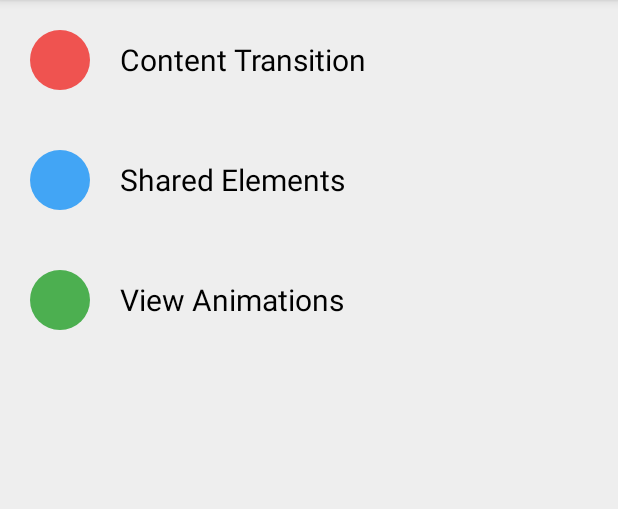
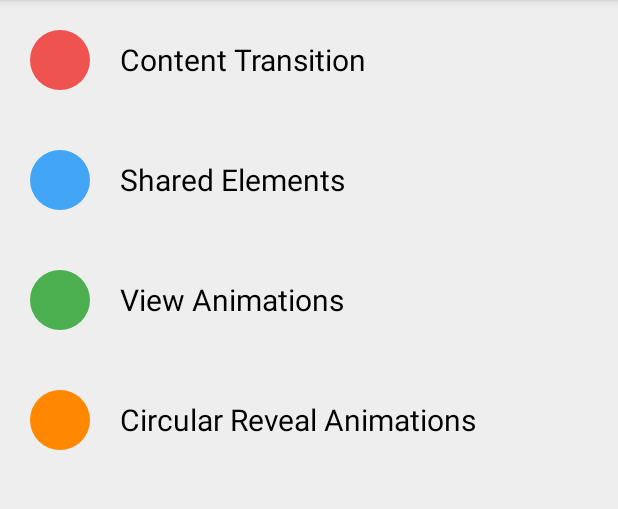
Before and after one commit to SherlockShi/AndroidMaterialAnimationPractise, an Android app: the screen it shows after launch (MainActivity), on a phone screen of 412 x 824 dp, the part 84-593 px from its top. Run offline under Robolectric (Android 15) with nearby library versions, the phone set to English and light mode, and no system bars.

Commit message:
upload 【Material Animations 4：Circular Reveal Animations】 code

```diff
--- a/app/src/main/AndroidManifest.xml
+++ b/app/src/main/AndroidManifest.xml
@@ -21,6 +21,8 @@
         <activity android:name=".SharedElementsActivity"/>
         <activity android:name=".ViewAnimations1Activity"/>
         <activity android:name=".ViewAnimations2Activity"/>
+        <activity android:name=".CircularRevealActivity"
+            android:theme="@style/OrangeTheme"/>
     </application>
 
 </manifest>
--- a/app/src/main/res/drawable/circle_blue.xml
+++ /dev/null
@@ -1,9 +0,0 @@
-<vector xmlns:android="http://schemas.android.com/apk/res/android"
-        android:width="24dp"
-        android:height="24dp"
-        android:viewportWidth="24.0"
-        android:viewportHeight="24.0">
-    <path
-        android:fillColor="@color/blue"
-        android:pathData="M12,12m-10,0a10,10 0,1 1,20 0a10,10 0,1 1,-20 0"/>
-</vector>
--- a/app/src/main/res/drawable/circle_green.xml
+++ /dev/null
@@ -1,9 +0,0 @@
-<vector xmlns:android="http://schemas.android.com/apk/res/android"
-        android:width="24dp"
-        android:height="24dp"
-        android:viewportWidth="24.0"
-        android:viewportHeight="24.0">
-    <path
-        android:fillColor="@color/green"
-        android:pathData="M12,12m-10,0a10,10 0,1 1,20 0a10,10 0,1 1,-20 0"/>
-</vector>
--- a/app/src/main/res/drawable/circle_red.xml
+++ /dev/null
@@ -1,9 +0,0 @@
-<vector xmlns:android="http://schemas.android.com/apk/res/android"
-        android:width="24dp"
-        android:height="24dp"
-        android:viewportWidth="24.0"
-        android:viewportHeight="24.0">
-    <path
-        android:fillColor="@color/red"
-        android:pathData="M12,12m-10,0a10,10 0,1 1,20 0a10,10 0,1 1,-20 0"/>
-</vector>
--- a/app/src/main/res/layout/activity_base.xml
+++ b/app/src/main/res/layout/activity_base.xml
@@ -17,8 +17,9 @@
             android:layout_height="?attr/actionBarSize"
             android:background="@color/colorPrimary"
             android:elevation="4dp"
-            android:minHeight="?attr/actionBarSize" />
-
+            android:transitionName="@string/activity_name_circular_reveal"
+            android:minHeight="?attr/actionBarSize" >
+        </android.support.v7.widget.Toolbar>
     </android.support.design.widget.AppBarLayout>
 
     <android.support.v4.widget.NestedScrollView
--- a/app/src/main/res/layout/activity_main.xml
+++ b/app/src/main/res/layout/activity_main.xml
@@ -16,7 +16,8 @@
 
         <ImageView
             style="@style/ImageSmall"
-            android:src="@drawable/circle_red" />
+            android:src="@drawable/circle_24dp"
+            android:tint="@color/red" />
 
         <TextView
             android:layout_width="wrap_content"
@@ -38,7 +39,8 @@
         <ImageView
             android:id="@+id/iv_square_blue"
             style="@style/ImageSmall"
-            android:src="@drawable/circle_blue"
+            android:src="@drawable/circle_24dp"
+            android:tint="@color/blue"
             android:transitionName="@string/transition_name_square_blue"/>
 
         <TextView
@@ -62,7 +64,8 @@
 
         <ImageView
             style="@style/ImageSmall"
-            android:src="@drawable/circle_green"/>
+            android:src="@drawable/circle_24dp"
+            android:tint="@color/green"/>
 
         <TextView
             android:layout_width="wrap_content"
@@ -73,4 +76,27 @@
             android:textColor="@android:color/black"/>
     </LinearLayout>
 
+    <LinearLayout
+        android:layout_width="match_parent"
+        android:layout_height="wrap_content"
+        android:gravity="center_vertical"
+        android:padding="@dimen/activity_horizontal_margin"
+        android:orientation="horizontal"
+        android:onClick="jumpToCircularRevealActivity">
+
+        <ImageView
+            android:id="@+id/iv_square_orange"
+            style="@style/ImageSmall"
+            android:src="@drawable/circle_24dp"
+            android:tint="@color/orange"/>
+
+        <TextView
+            android:layout_width="wrap_content"
+            android:layout_height="wrap_content"
+            android:layout_marginLeft="@dimen/activity_horizontal_margin"
+            android:text="@string/activity_name_circular_reveal"
+            android:textSize="20sp"
+            android:textColor="@android:color/black"/>
+    </LinearLayout>
+
 </LinearLayout>
--- a/app/src/main/res/layout/activity_shared_elements.xml
+++ b/app/src/main/res/layout/activity_shared_elements.xml
@@ -9,7 +9,8 @@
     <ImageView
         style="@style/ImageBig"
         android:layout_marginTop="20dp"
-        android:src="@drawable/circle_blue"
+        android:src="@drawable/circle_24dp"
+        android:tint="@color/blue"
         android:layout_gravity="center_horizontal"
         android:transitionName="@string/transition_name_square_blue"/>
 
--- a/app/src/main/res/layout/activity_view_animation1.xml
+++ b/app/src/main/res/layout/activity_view_animation1.xml
@@ -11,7 +11,8 @@
         android:id="@+id/iv_square_green"
         style="@style/ImageBig"
         android:layout_marginTop="40dp"
-        android:src="@drawable/circle_green" />
+        android:src="@drawable/circle_24dp"
+        android:tint="@color/green"/>
 
 
     <TextView
--- a/app/src/main/res/values/colors.xml
+++ b/app/src/main/res/values/colors.xml
@@ -11,9 +11,14 @@
     <color name="red">#EF5350</color>
     <color name="blue">#42A5F5</color>
     <color name="green">#4CAF50</color>
-    <color name="orange">#FFA726</color>
+    <color name="orange">@color/theme_yellow_primary</color>
 
     <color name="text_light">@android:color/white</color>
     <color name="text_dark">#616161</color>
 
+    <color name="theme_yellow_background">#ffff8d</color>
+    <color name="theme_yellow_primary">#ff8800</color>
+    <color name="theme_yellow_accent">#19dcff</color>
+    <color name="theme_yellow_text">@color/text_dark</color>
+    <color name="theme_yellow_primary_dark">#EF6C00</color>
 </resources>
--- a/app/src/main/res/values/strings.xml
+++ b/app/src/main/res/values/strings.xml
@@ -5,8 +5,10 @@
     <string name="activity_name_shared_elements">Shared Elements</string>
     <string name="activity_name_view_animations">View Animations</string>
     <string name="activity_name_scenes">Scenes</string>
+    <string name="activity_name_circular_reveal">Circular Reveal Animations</string>
 
     <string name="transition_name_square_blue">square_blue</string>
     <string name="transition_name_element_title">element_title</string>
+    <string name="transition_name_circular_reveal">circular_reveal</string>
 
 </resources>
--- a/app/src/main/res/values/styles.xml
+++ b/app/src/main/res/values/styles.xml
@@ -14,6 +14,18 @@
     <style name="ImageBig">
         <item name="android:layout_width">150dp</item>
         <item name="android:layout_height">150dp</item>
+    </style>
+
+    <style name="ImageMedium">
+        <item name="android:layout_width">84dp</item>
+        <!--<item name="android:layout_margin">2dp</item>-->
+        <item name="android:layout_height">84dp</item>
+    </style>
+
+    <style name="ImageMedium.Scaled" parent="ImageMedium">
+        <item name="android:alpha">0</item>
+        <item name="android:scaleX">0.5</item>
+        <item name="android:scaleY">0.5</item>
     </style>
 
     <style name="ImageSmall">
@@ -36,4 +48,11 @@
         <item name="android:textColor">@android:color/white</item>
     </style>
 
+    <style name="OrangeTheme" parent="AppTheme">
+        <item name="colorPrimary">@color/theme_yellow_primary</item>
+        <item name="colorPrimaryDark">@color/theme_yellow_primary</item>
+        <item name="android:textColorPrimary">@color/theme_yellow_text</item>
+        <item name="android:windowBackground">@color/theme_yellow_background</item>
+        <item name="colorAccent">@color/theme_yellow_accent</item>
+    </style>
 </resources>
```
Also changed, not shown: app/src/main/java/com/sherlockshi/androidmaterialanimationpractise/CircularRevealActivity.java (added, +355 -0 lines), app/src/main/java/com/sherlockshi/androidmaterialanimationpractise/base/MainActivity.java (+18 -0 lines), app/src/main/res/drawable/circle_orange.xml (deleted, +0 -9 lines), app/src/main/res/layout/activity_circular_reveal.xml (added, +92 -0 lines), 1 other file.
